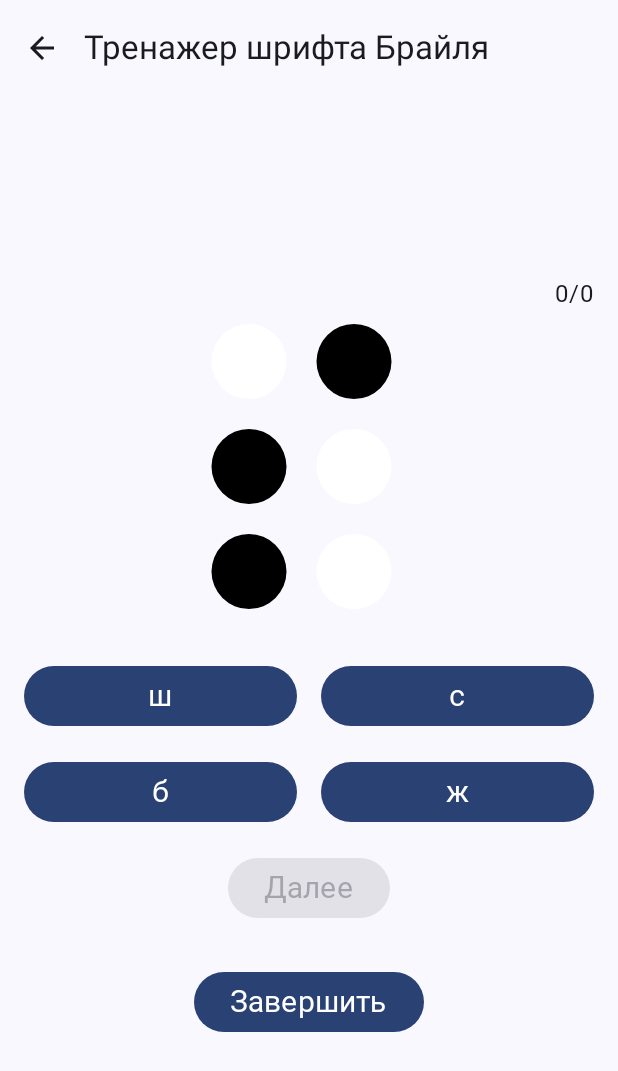
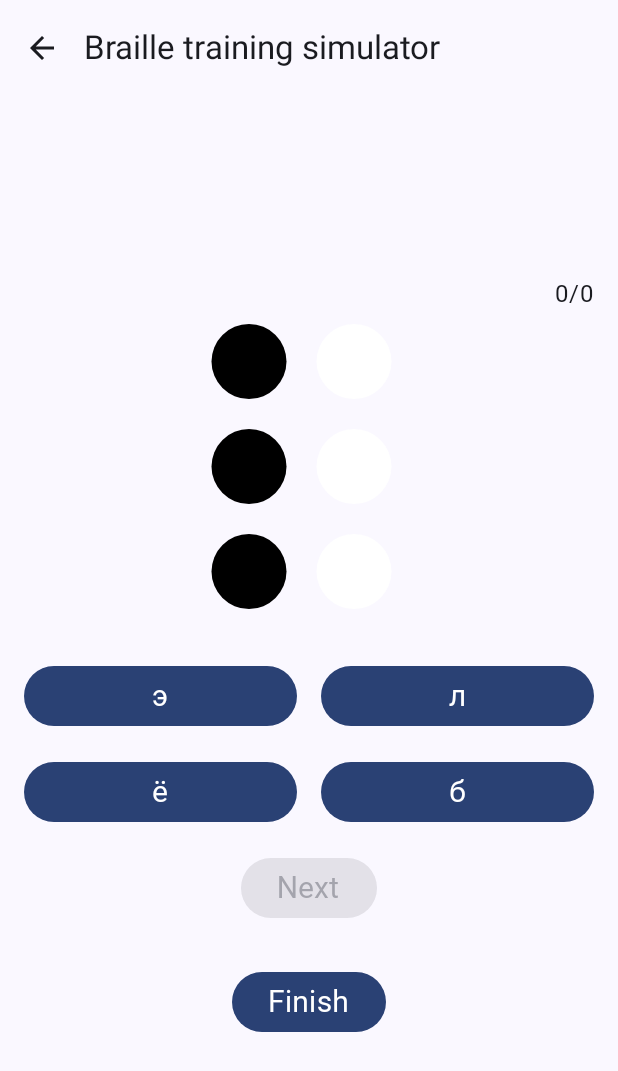
Before and after one commit to K4346/BrailleEd, an Android app built with Jetpack Compose: the BrailleTrainerScreen screen opened through its navigation route, on a phone screen of 412 x 824 dp. Shown: the top 1071 px of the screen. Run offline under Robolectric (Android 15) with nearby library versions, the phone set to English and light mode, and no system bars; Roboto replaces fonts that are not available here.

Commit message:
+улучшил алгоритм тренажера +добавил поддержку нескольких языков

```diff
--- a/app/src/main/java/com/example/brailleed/data/repositories/BrailleRepositoryImpl.kt
+++ b/app/src/main/java/com/example/brailleed/data/repositories/BrailleRepositoryImpl.kt
@@ -6,7 +6,7 @@ import com.example.brailleed.domain.repositories.BrailleRepository
 
 
 object BrailleRepositoryImpl : BrailleRepository {
-    //    todo переделать, добавить русский (проверить)
+
     private val brailleEnDict = mapOf(
         'a' to listOf(true, false, false, false, false, false),
         'b' to listOf(true, false, true, false, false, false),
@@ -96,6 +96,8 @@ object BrailleRepositoryImpl : BrailleRepository {
         Dicts.NM to brailleNumbersDict,
     )
 
+    private var streamOfChars = mutableListOf<Char>()
+
     //    todo передалть, мб добавить sharedpref и или язык по умолчанию
     private var currentDict: Dicts = Dicts.RU
 
@@ -103,6 +105,7 @@ object BrailleRepositoryImpl : BrailleRepository {
 
     override fun changeCurrentDict(@StringRes langResId: Int) {
         currentDict = Dicts.values().find { it.langResId == langResId } ?: Dicts.EN
+        initStreamOfChars()
     }
 
     override fun getBrailleChar(char: Char): List<Boolean> {
@@ -114,7 +117,40 @@ object BrailleRepositoryImpl : BrailleRepository {
         return brailleDict[dict]?.get(char) ?: error("Character not supported: $char")
     }
 
-    override fun getRandomChar(): Char {
+    private fun initStreamOfChars() {
+        val count = brailleDict[currentDict]!!.count()
+        val stream = brailleDict[currentDict]!!.keys.toMutableList()
+
+        repeat(count * (1.7).toInt()) {
+            stream.add(getRandomChar())
+        }
+        streamOfChars = stream
+    }
+
+    override fun getRightChar(): Char {
+        if (streamOfChars.isEmpty()) {
+            initStreamOfChars()
+        }
+
+        val char = streamOfChars.last()
+        streamOfChars.removeLast()
+        return char
+    }
+
+    override fun getWrongChars(right: Char): List<Char> {
+        val count = brailleDict[currentDict]!!.count()
+        val wrongs = mutableListOf<Char>()
+        val chars = brailleDict[currentDict]!!.keys.toMutableList()
+        while (wrongs.size != WRONG_ANSWERS_COUNT) {
+            val i = (0 until count).random()
+            if (!wrongs.contains(chars[i]) && chars[i]!=right) {
+                wrongs.add(chars[i])
+            }
+        }
+        return wrongs
+    }
+
+    private fun getRandomChar(): Char {
         val randomEntry = brailleDict[currentDict]!!.keys.random()
         return randomEntry
     }
@@ -124,10 +160,12 @@ object BrailleRepositoryImpl : BrailleRepository {
         val dict = Dicts.values().find { it.langResId == resId } ?: Dicts.EN
         return brailleDict[dict]!!.keys
     }
+
+    private const val WRONG_ANSWERS_COUNT = 3
 }
 
 enum class Dicts(@StringRes val langResId: Int) {
+    NM(R.string.Numbers_and_signs),
+    EN(R.string.English),
     RU(R.string.Russian),
-    EN(R.string.English),
-    NM(R.string.Numbers_and_signs)
 }
--- a/app/src/main/java/com/example/brailleed/domain/repositories/BrailleRepository.kt
+++ b/app/src/main/java/com/example/brailleed/domain/repositories/BrailleRepository.kt
@@ -10,8 +10,10 @@ interface BrailleRepository {
 
     fun getAlphabet(resId: Int): Set<Char>
 
-    fun getRandomChar(): Char
 
+    fun getRightChar(): Char
+
+    fun getWrongChars(right: Char):List<Char>
     fun changeCurrentDict(@StringRes langResId: Int)
 
     fun getCurrentDict(): Dicts
--- a/app/src/main/java/com/example/brailleed/domain/use_cases/TrainerUseCase.kt
+++ b/app/src/main/java/com/example/brailleed/domain/use_cases/TrainerUseCase.kt
@@ -5,14 +5,6 @@ import com.example.brailleed.domain.repositories.BrailleRepository
 
 class TrainerUseCase {
     val brailleRepository: BrailleRepository = BrailleRepositoryImpl
-
-    fun getRandomChars(count: Int): ArrayList<TrainerChoosingEntity> {
-        val randomChars = arrayListOf<TrainerChoosingEntity>()
-        (1..count).forEach {
-            randomChars.add(getRandomChoosingChars())
-        }
-        return randomChars
-    }
 
     fun getRandomChoosingChars(): TrainerChoosingEntity {
         var entity = initTrainerChoosingEntity()
@@ -23,13 +15,12 @@ class TrainerUseCase {
         return entity
     }
 
-    //todo обязательно оптимизировать !!!!!! так как райт не записывается в общее
-//    todo еще и могут повторяться неправильные варианты
     private fun initTrainerChoosingEntity(): TrainerChoosingEntity {
         return with(brailleRepository) {
+            val right = getRightChar()
             TrainerChoosingEntity(
-                right = getRandomChar(),
-                wrongs = listOf(getRandomChar(), getRandomChar(), getRandomChar())
+                right = right,
+                wrongs = getWrongChars(right)
             )
         }
     }
--- a/app/src/main/java/com/example/brailleed/ui/screens/braille_trainer_screen/BrailleTrainerScreen.kt
+++ b/app/src/main/java/com/example/brailleed/ui/screens/braille_trainer_screen/BrailleTrainerScreen.kt
@@ -1,6 +1,5 @@
 package com.example.brailleed.ui.screens.braille_trainer_screen
 
-import androidx.compose.foundation.clickable
 import androidx.compose.foundation.layout.Arrangement
 import androidx.compose.foundation.layout.Column
 import androidx.compose.foundation.layout.Spacer
@@ -17,7 +16,6 @@ import androidx.compose.material3.ExperimentalMaterial3Api
 import androidx.compose.material3.Icon
 import androidx.compose.material3.IconButton
 import androidx.compose.material3.Scaffold
-import androidx.compose.material3.SnackbarHost
 import androidx.compose.material3.Text
 import androidx.compose.material3.TopAppBar
 import androidx.compose.runtime.Composable
@@ -26,7 +24,6 @@ import androidx.compose.runtime.remember
 import androidx.compose.runtime.setValue
 import androidx.compose.ui.Alignment
 import androidx.compose.ui.Modifier
-import androidx.compose.ui.res.painterResource
 import androidx.compose.ui.res.stringResource
 import androidx.compose.ui.text.font.FontWeight
 import androidx.compose.ui.unit.dp
--- a/app/src/main/res/values/strings.xml
+++ b/app/src/main/res/values/strings.xml
@@ -1,12 +1,12 @@
 <resources>
-    <string name="app_name">BrailleEd</string>
-    <string name="next">Далее</string>
-    <string name="finish">Завершить</string>
-    <string name="Braille_simulator">Тренажер шрифта Брайля</string>
-    <string name="Russian">Русский</string>
-    <string name="English">Английский</string>
-    <string name="Numbers_and_signs">Цифры и знаки</string>
-    <string name="BrailleAlphabet">Азбука Брайля</string>
-    <string name="selected_language">Словарь: %1$s</string>
+    <string name="app_name" translatable="false">BrailleEd</string>
+    <string name="next">Next</string>
+    <string name="finish">Finish</string>
+    <string name="Braille_simulator">Braille training simulator</string>
+    <string name="Russian">Russian</string>
+    <string name="English">English</string>
+    <string name="Numbers_and_signs">Numbers and signs</string>
+    <string name="BrailleAlphabet">Braille Alphabet</string>
+    <string name="selected_language">Dictionary: %1$s</string>
     <string name="back">Back</string>
 </resources>
```
Also changed, not shown: 2 other files.
